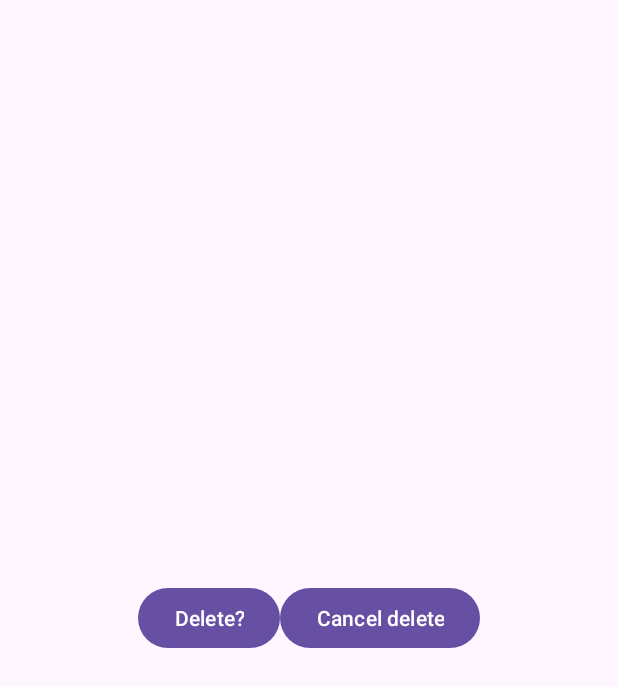
After one commit to khubulovi/My_Notes, an Android app: the layout delete_dialog_fragment.xml on its own in the app's theme, with its tools: preview values and no code run, on a phone screen of 412 x 824 dp. The commit adds this screen. Shown: the top 687 px of the screen. Run offline under Robolectric (Android 15) with nearby library versions, the phone set to English and light mode, and no system bars.

Commit message:
Added DialogFragment and made methods in Publisher Syncronaized

```diff
--- /dev/null
+++ b/app/src/main/res/layout/delete_dialog_fragment.xml
@@ -0,0 +1,23 @@
+<?xml version="1.0" encoding="utf-8"?>
+<LinearLayout xmlns:android="http://schemas.android.com/apk/res/android"
+    android:layout_width="wrap_content"
+    android:layout_height="wrap_content"
+    android:layout_gravity="center"
+    android:orientation="horizontal">
+
+
+    <com.google.android.material.button.MaterialButton
+        android:id="@+id/delete_dialog"
+        android:layout_width="wrap_content"
+        android:layout_height="wrap_content"
+        android:text="@string/delete2"/>
+
+
+    <com.google.android.material.button.MaterialButton
+        android:id="@+id/cancel_delete_dialog"
+        android:layout_width="wrap_content"
+        android:layout_height="wrap_content"
+        android:text="@string/cancel_delete"/>
+
+
+</LinearLayout>
--- a/app/src/main/res/values/strings.xml
+++ b/app/src/main/res/values/strings.xml
@@ -41,4 +41,7 @@
     <string name="type_email">Type @email</string>
     <string name="btnContinue">Continue</string>
     <string name="btnSkip">Skip</string>
+    <string name="delete2">Delete?</string>
+    <string name="confirm_delete">Confirm Delete</string>
+    <string name="cancel_delete">Cancel delete</string>
 </resources>
```
Also changed, not shown: app/src/main/java/com/example/myapplication/observe/Publisher.java (+6 -3 lines), app/src/main/java/com/example/myapplication/ui/DeleteDialogFragment.java (added, +46 -0 lines), app/src/main/java/com/example/myapplication/ui/ListOfNoteFragment.java (+26 -0 lines), app/src/main/java/com/example/myapplication/ui/OnDeleteDialogListener.java (added, +7 -0 lines).
